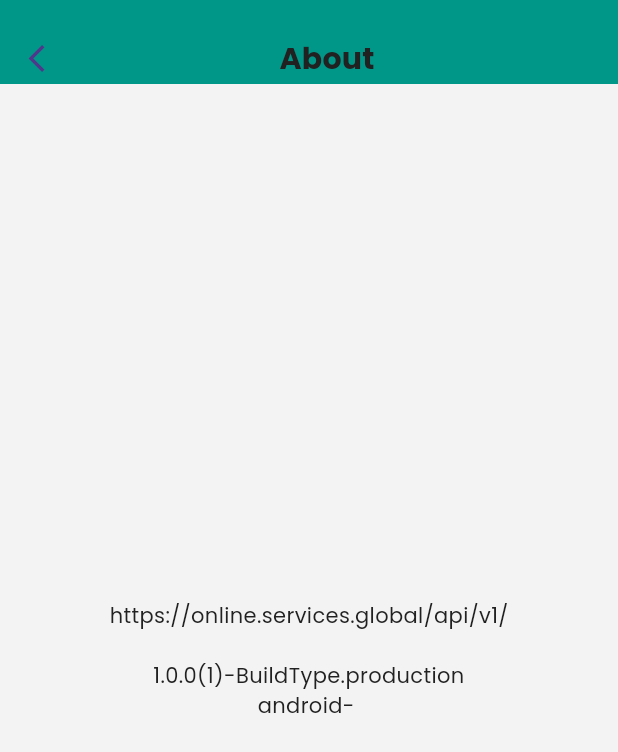
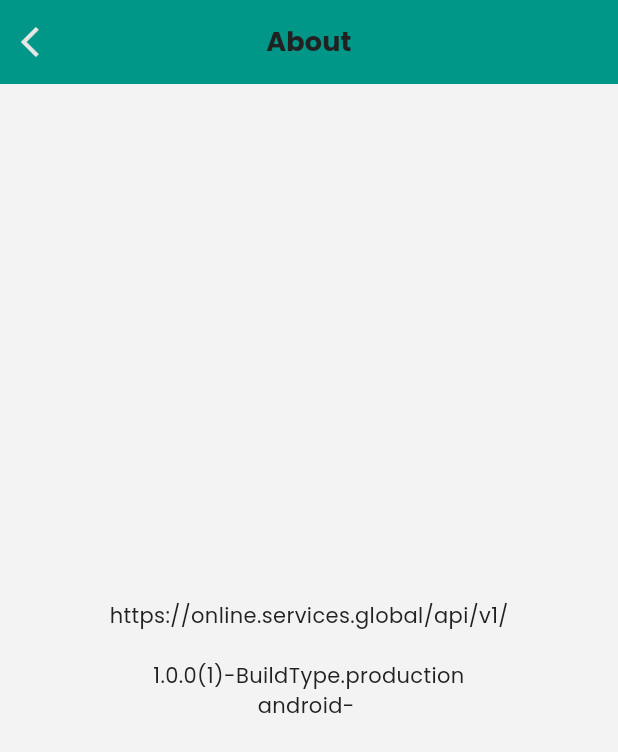
Before and after one commit to devaniket2/flutter_flavors_boilerplate, a Flutter app: the AboutScreen screen opened directly, on a phone screen of 412 x 824 dp. Shown: the top 752 px of the screen. Run offline on Flutter 3.47's test engine with Material 3 defaults, Android fonts, the phone set to English and light mode, and no system bars; our stand-ins replace cached_network_image, connectivity_plus, device_info_plus, dio, flutter_screenutil, flutter_svg and 6 more; missing offline and left inert: flutter_inappwebview; accounts and stored records are empty; network calls fail.

Commit message:
UI overhaul completed

```diff
--- a/lib/app/common/themes/app_dark_theme.dart
+++ b/lib/app/common/themes/app_dark_theme.dart
@@ -194,7 +194,7 @@ final ThemeData APP_DARK_THEME = ThemeData(
   // Drawer
   drawerTheme: const DrawerThemeData(
     backgroundColor: ColorResource.CANVAS_DARK_PRIMARY,
-    scrimColor: ColorResource.TEXT_SUBTITLE_LIGHT,
+    scrimColor: Colors.black54,
     elevation: 16.0,
   ),
 
--- a/lib/app/common/themes/text_theme/app_text_theme.dart
+++ b/lib/app/common/themes/text_theme/app_text_theme.dart
@@ -2,8 +2,8 @@ import 'package:flutter/material.dart';
 import 'package:flutter_screenutil/flutter_screenutil.dart';
 
 sealed class AppTextTheme {
-  static const TextStyle _defaultTextTheme = TextStyle(
-    fontSize: 12,
+  static final TextStyle _defaultTextTheme = TextStyle(
+    fontSize: 12.sp,
     decorationStyle: TextDecorationStyle.dotted,
     fontStyle: FontStyle.italic,
   );
@@ -61,39 +61,4 @@ sealed class AppTextTheme {
       _defaultTextTheme;
 
   // custom text styles
-  // static TextStyle bodySmall300(BuildContext context) => bodySmall(context)
-  //     .copyWith(fontWeight: FontWeight.w300, color: ColorResource.LIGHT_BLACK);
-
-  // static TextStyle bodySmall500(BuildContext context) => bodySmall(context)
-  //     .copyWith(fontWeight: FontWeight.w500, color: ColorResource.LIGHT_BLACK);
-
-  // static TextStyle bodySmall400(BuildContext context) => bodySmall(context)
-  //     .copyWith(fontWeight: FontWeight.w400, color: ColorResource.LIGHT_BLACK);
-
-  // static TextStyle labelSmall300(BuildContext context) => labelSmall(context)
-  //     .copyWith(fontWeight: FontWeight.w300, color: ColorResource.LIGHT_BLACK);
-
-  // static TextStyle labelSmall500(BuildContext context) => labelSmall(context)
-  //     .copyWith(fontWeight: FontWeight.w500, color: ColorResource.LIGHT_BLACK);
-
-  // static TextStyle labelSmall400(BuildContext context) => labelSmall(context)
-  //     .copyWith(fontWeight: FontWeight.w400, color: ColorResource.LIGHT_BLACK);
-
-  // static TextStyle titleBlue400(BuildContext context) => bodyLarge(context)
-  //     .copyWith(fontWeight: FontWeight.w400, color: ColorResource.PRIMARY_BLUE);
-
-  // static TextStyle titleBlue600(BuildContext context) => bodyLarge(context)
-  //     .copyWith(fontWeight: FontWeight.w600, color: ColorResource.PRIMARY_BLUE);
-
-  // static TextStyle titleLightBlack16(BuildContext context) =>
-  //     bodyLarge(context).copyWith(
-  //         fontWeight: FontWeight.w500,
-  //         color: ColorResource.LIGHT_BLACK,
-  //         fontSize: 16.sp);
-
-  // static TextStyle labelXtraSmall(BuildContext context) =>
-  //     labelSmall(context).copyWith(
-  //         fontWeight: FontWeight.w400,
-  //         color: ColorResource.LIGHT_BLACK,
-  //         fontSize: 11.sp);
 }
--- a/lib/ui/common_widgets/app_input_field.dart
+++ b/lib/ui/common_widgets/app_input_field.dart
@@ -140,7 +140,7 @@ class AppInputField extends FormField<String> {
                  hintStyle: AppTextTheme.titleSmall(field.context).copyWith(
                    color: const Color(0xFF656571),
                    fontWeight: FontWeight.w400,
-                   fontSize: (hintTextSize ?? 14).sp,
+                   //  fontSize: (hintTextSize ?? 14).sp,
                  ),
                ),
              ),
--- a/lib/ui/common_widgets/primary_app_bar/primary_app_bar.dart
+++ b/lib/ui/common_widgets/primary_app_bar/primary_app_bar.dart
@@ -1,73 +1,95 @@
 import 'package:flutter/material.dart';
 import 'package:flutter_flavors_boilerplate/app/common/themes/text_theme/app_text_theme.dart';
+import 'package:flutter_flavors_boilerplate/app/common/themes/theme_manager.dart';
 import 'package:flutter_flavors_boilerplate/app/resources/color_resource.dart';
+import 'package:flutter_flavors_boilerplate/core/di/app_dependency_manager.dart';
 import 'package:flutter_screenutil/flutter_screenutil.dart';
+import 'dart:ui';
 
-class PrimaryAppBar extends StatelessWidget implements PreferredSize {
+class PrimaryAppBar extends StatelessWidget implements PreferredSizeWidget {
   final String title;
-  final Color? color;
+  final Color? backgroundColor;
+  final EdgeInsets? padding;
   final TextStyle? textStyle;
+  final List<Widget>? actions;
+  final Widget? leading;
+  final double height;
+  final Color? iconColor;
+
   const PrimaryAppBar({
     super.key,
     required this.title,
-    this.color,
+    this.backgroundColor,
     this.textStyle,
+    this.actions,
+    this.leading,
+    this.padding,
+    this.iconColor,
+    this.height = kToolbarHeight,
   });
 
   @override
   Widget build(BuildContext context) {
-    return Container(
-      color: color ?? Theme.of(context).primaryColor,
-      alignment: Alignment.bottomCenter,
-      height: 68.h,
-      child: Column(
-        mainAxisAlignment: MainAxisAlignment.end,
-        children: [
-          Row(
-            children: [
-              SizedBox(width: 18.w),
-              if (Navigator.canPop(context))
-                InkWell(
-                  highlightColor: Colors.transparent,
-                  splashColor: Colors.transparent,
-                  onTap: () => Navigator.pop(context),
-                  child: CircleAvatar(
-                    radius: 12,
-                    backgroundColor: Colors.transparent,
-                    child: Icon(Icons.arrow_back_ios),
+    final isDark = MediaQuery.platformBrightnessOf(context) == Brightness.dark;
+    final double topPadding = MediaQuery.of(context).padding.top;
+
+    return Theme(
+      data: AppDependencyManager.getController<ThemeManager>().theme.copyWith(
+        iconTheme: IconThemeData(
+          color: iconColor ?? ColorResource.ON_CANVAS_LIGHT,
         ),
       ),
-              const Spacer(),
-              Padding(
-                padding: EdgeInsets.symmetric(horizontal: 6.w),
-                child: Text(
+      child: Container(
+        color: backgroundColor ?? Theme.of(context).primaryColor,
+        height: height.h + topPadding,
+        padding:
+            padding ??
+            EdgeInsets.only(top: topPadding, left: 14.w, right: 14.w),
+        child: Stack(
+          alignment: Alignment.center,
+          children: [
+            // Centered title
+            Text(
               title,
               maxLines: 1,
-                  overflow: TextOverflow.fade,
-                  style: AppTextTheme.titleMedium(context).copyWith(
-                    color: _isInDarkMode(context)
+              overflow: TextOverflow.ellipsis,
+              textAlign: TextAlign.center,
+              style:
+                  textStyle ??
+                  AppTextTheme.titleSmall(context).copyWith(
+                    color: isDark
                         ? ColorResource.TEXT_TITLE_LIGHT
                         : ColorResource.TEXT_TITLE_DARK,
                   ),
             ),
+
+            // Leading widget aligned left
+            Align(
+              alignment: Alignment.centerLeft,
+              child:
+                  leading ??
+                  (Navigator.canPop(context)
+                      ? InkWell(
+                          highlightColor: Colors.transparent,
+                          splashColor: Colors.transparent,
+                          onTap: () => Navigator.pop(context),
+                          child: Icon(Icons.arrow_back_ios),
+                        )
+                      : const SizedBox()),
             ),
-              const Spacer(),
-              SizedBox(width: 18.w),
+
+            // Actions aligned right
+            if (actions != null)
+              Align(
+                alignment: Alignment.centerRight,
+                child: Row(mainAxisSize: MainAxisSize.min, children: actions!),
+              ),
           ],
         ),
-          SizedBox(height: 2.h),
-        ],
       ),
     );
   }
 
-  bool _isInDarkMode(context) {
-    return MediaQuery.platformBrightnessOf(context) == Brightness.dark;
+  @override
+  Size get preferredSize => Size.fromHeight(height);
 }
-
-  @override
-  Widget get child => Container(color: Colors.blue);
-
-  @override
-  Size get preferredSize => const Size.fromHeight(kToolbarHeight);
-}
```
Also changed, not shown: lib/ui/common_widgets/app_auto_complete_field.dart (+22 -22 lines), lib/ui/screens/dashboard/dashboard_screen.dart (+51 -10 lines), lib/ui/screens/dashboard/pages/home/home_screen.dart (+14 -3 lines), lib/ui/screens/themes_demo_view/themes_demo_view_screen.dart (deleted, +0 -399 lines). Lines whose indentation alone changed are shown as unchanged.
